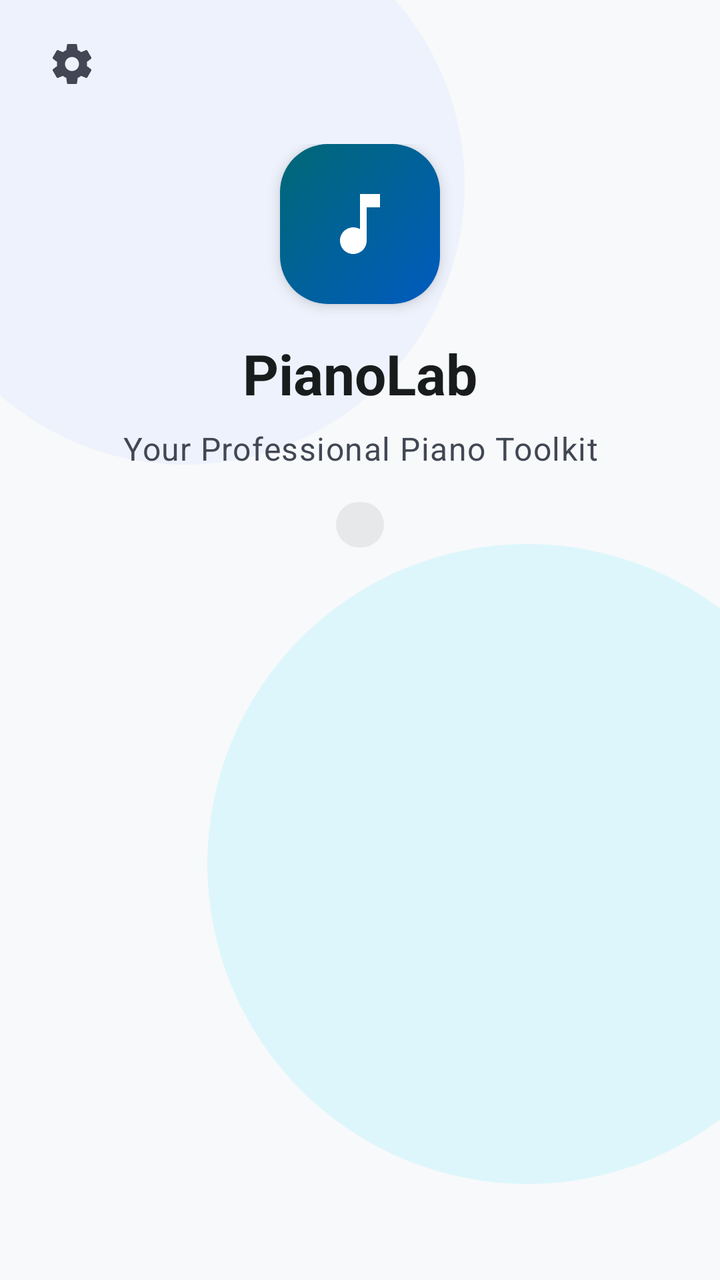
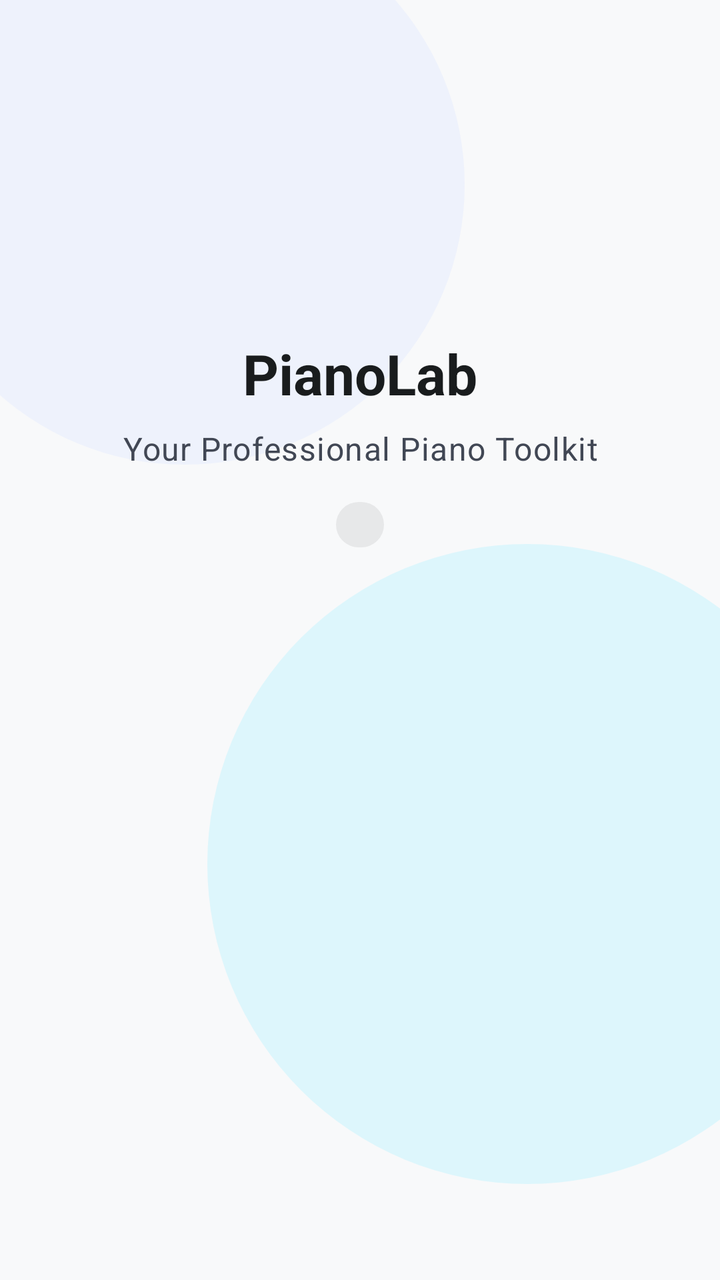

Compare the two renders of this Android layout. The source of the first and the diff that turns it into the second are given below.
<!-- AndroidManifest.xml: application theme Theme.PianoLab -->
<!-- res/layout/activity_home.xml -->
<?xml version="1.0" encoding="utf-8"?>
<layout xmlns:android="http://schemas.android.com/apk/res/android"
    xmlns:app="http://schemas.android.com/apk/res-auto">

    <FrameLayout
        android:layout_width="match_parent"
        android:layout_height="match_parent"
        android:background="?attr/colorSurface">

        <View
            android:layout_width="280dp"
            android:layout_height="280dp"
            android:layout_gravity="top|start"
            android:layout_marginStart="-48dp"
            android:layout_marginTop="-48dp"
            android:background="@drawable/bg_home_ambient_blob_primary" />

        <View
            android:layout_width="320dp"
            android:layout_height="320dp"
            android:layout_gravity="bottom|end"
            android:layout_marginEnd="-64dp"
            android:layout_marginBottom="48dp"
            android:background="@drawable/bg_home_ambient_blob_tertiary" />

        <LinearLayout
            android:id="@+id/content_root"
            android:layout_width="match_parent"
            android:layout_height="match_parent"
            android:orientation="vertical">

            <com.google.android.material.appbar.MaterialToolbar
                android:id="@+id/toolbar"
                android:layout_width="match_parent"
                android:layout_height="?attr/actionBarSize"
                android:background="@android:color/transparent"
                app:contentInsetStart="0dp"
                app:contentInsetStartWithNavigation="0dp"
                app:elevation="0dp">

                <ImageButton
                    android:id="@+id/btn_settings"
                    android:layout_width="40dp"
                    android:layout_height="40dp"
                    android:layout_gravity="start|center_vertical"
                    android:layout_marginStart="@dimen/spacing_margin_mobile"
                    android:background="?attr/selectableItemBackgroundBorderless"
                    android:contentDescription="@string/home_settings"
                    android:padding="8dp"
                    android:src="@drawable/ic_settings"
                    app:tint="?attr/colorOnSurfaceVariant" />
            </com.google.android.material.appbar.MaterialToolbar>

            <androidx.core.widget.NestedScrollView
                android:layout_width="match_parent"
                android:layout_height="match_parent"
                android:clipToPadding="false"
                android:fillViewport="true"
                android:overScrollMode="never">

                <LinearLayout
                    android:layout_width="match_parent"
                    android:layout_height="wrap_content"
                    android:orientation="vertical"
                    android:paddingHorizontal="@dimen/spacing_margin_mobile"
                    android:paddingBottom="@dimen/spacing_margin_mobile">

                    <LinearLayout
                        android:layout_width="match_parent"
                        android:layout_height="wrap_content"
                        android:gravity="center_horizontal"
                        android:orientation="vertical"
                        android:paddingTop="8dp"
                        android:paddingBottom="24dp">

                        <FrameLayout
                            android:layout_width="80dp"
                            android:layout_height="80dp"
                            android:background="@drawable/bg_home_app_logo"
                            android:elevation="4dp">

                            <ImageView
                                android:layout_width="40dp"
                                android:layout_height="40dp"
                                android:layout_gravity="center"
                                android:contentDescription="@string/home_app_logo"
                                android:src="@drawable/ic_music_note" />
                        </FrameLayout>

                        <TextView
                            android:id="@+id/tv_app_title"
                            android:layout_width="wrap_content"
                            android:layout_height="wrap_content"
                            android:layout_marginTop="16dp"
                            android:text="@string/app_name"
                            android:textAppearance="@style/TextAppearance.PianoLab.HeadlineLarge"
                            android:textColor="?attr/colorOnSurface"
                            android:textStyle="bold" />

                        <TextView
                            android:id="@+id/tv_app_subtitle"
                            android:layout_width="wrap_content"
                            android:layout_height="wrap_content"
                            android:layout_marginTop="8dp"
                            android:gravity="center"
                            android:maxWidth="280dp"
                            android:text="@string/home_subtitle"
                            android:textAppearance="@style/TextAppearance.PianoLab.BodyLarge"
                            android:textColor="?attr/colorOnSurfaceVariant" />

                        <TextView
                            android:id="@+id/tv_version_badge"
                            android:layout_width="wrap_content"
                            android:layout_height="wrap_content"
                            android:layout_marginTop="16dp"
                            android:background="@drawable/bg_home_version_chip"
                            android:paddingHorizontal="12dp"
                            android:paddingVertical="4dp"
                            android:textAppearance="@style/TextAppearance.PianoLab.LabelSmall"
                            android:textColor="?attr/colorOnSurfaceVariant" />
                    </LinearLayout>

                    <androidx.recyclerview.widget.RecyclerView
                        android:id="@+id/rv_features"
                        android:layout_width="match_parent"
                        android:layout_height="wrap_content"
                        android:nestedScrollingEnabled="false"
                        android:overScrollMode="never" />
                </LinearLayout>
            </androidx.core.widget.NestedScrollView>
        </LinearLayout>
    </FrameLayout>
</layout>
<!-- resources referenced by this layout -->
<resources>
  <dimen name="spacing_margin_mobile">16dp</dimen>
  <!-- drawable bg_home_app_logo (drawable) -->
  <?xml version="1.0" encoding="utf-8"?>
  <shape xmlns:android="http://schemas.android.com/apk/res/android"
      android:shape="rectangle">
      <gradient
          android:angle="135"
          android:endColor="@color/md_theme_light_tertiary"
          android:startColor="@color/md_theme_light_primary" />
      <corners android:radius="24dp" />
  </shape>
  <!-- drawable ic_music_note (drawable) -->
  <vector xmlns:android="http://schemas.android.com/apk/res/android"
      android:width="24dp"
      android:height="24dp"
      android:viewportWidth="24"
      android:viewportHeight="24">
      <path
          android:fillColor="#FFFFFFFF"
          android:pathData="M12,3v10.55c-0.59,-0.34 -1.27,-0.55 -2,-0.55 -2.21,0 -4,1.79 -4,4s1.79,4 4,4 4,-1.79 4,-4V7h4V3h-6z" />
  </vector>
  <!-- drawable ic_settings (drawable) -->
  <vector xmlns:android="http://schemas.android.com/apk/res/android"
      android:width="24dp"
      android:height="24dp"
      android:viewportWidth="24"
      android:viewportHeight="24">
      <path
          android:fillColor="#FF191C1D"
          android:pathData="M19.43,12.98c0.04,-0.32 0.07,-0.64 0.07,-0.98c0,-0.34 -0.03,-0.66 -0.07,-0.98l2.11,-1.65c0.19,-0.15 0.24,-0.42 0.12,-0.64l-2,-3.46c-0.12,-0.22 -0.39,-0.3 -0.61,-0.22l-2.49,1c-0.52,-0.4 -1.08,-0.73 -1.69,-0.98l-0.38,-2.65C14.46,2.18 14.25,2 14,2h-4c-0.25,0 -0.46,0.18 -0.49,0.42l-0.38,2.65c-0.61,0.25 -1.17,0.59 -1.69,0.98l-2.49,-1c-0.23,-0.09 -0.49,0 -0.61,0.22l-2,3.46c-0.13,0.22 -0.07,0.49 0.12,0.64l2.11,1.65c-0.04,0.32 -0.07,0.65 -0.07,0.98c0,0.33 0.03,0.66 0.07,0.98l-2.11,1.65c-0.19,0.15 -0.24,0.42 -0.12,0.64l2,3.46c0.12,0.22 0.39,0.3 0.61,0.22l2.49,-1c0.52,0.4 1.08,0.73 1.69,0.98l0.38,2.65c0.03,0.24 0.24,0.42 0.49,0.42h4c0.25,0 0.46,-0.18 0.49,-0.42l0.38,-2.65c0.61,-0.25 1.17,-0.59 1.69,-0.98l2.49,1c0.23,0.09 0.49,0 0.61,-0.22l2,-3.46c0.12,-0.22 0.07,-0.49 -0.12,-0.64l-2.11,-1.65zM12,15.5c-1.93,0 -3.5,-1.57 -3.5,-3.5s1.57,-3.5 3.5,-3.5 3.5,1.57 3.5,3.5 -1.57,3.5 -3.5,3.5z" />
  </vector>
  <string name="app_name">PianoLab</string>
  <string name="home_app_logo">PianoLab 标志</string>
  <string name="home_settings">设置</string>
  <color name="md_theme_light_tertiary">#006875</color>
  <color name="md_theme_light_primary">#005bbf</color>
  <color name="md_theme_light_onPrimary">#ffffff</color>
  <color name="md_theme_light_primaryContainer">#1a73e8</color>
  <color name="md_theme_light_primaryFixed">#d8e2ff</color>
  <color name="md_theme_light_primaryFixedDim">#adc7ff</color>
  <color name="md_theme_light_onPrimaryFixed">#001a41</color>
  <color name="md_theme_light_secondary">#5b5f64</color>
  <color name="md_theme_light_onSecondary">#ffffff</color>
  <color name="md_theme_light_onTertiary">#ffffff</color>
  <color name="md_theme_light_error">#ba1a1a</color>
  <color name="md_theme_light_onError">#ffffff</color>
  <color name="md_theme_light_errorContainer">#ffdad6</color>
  <color name="md_theme_light_onErrorContainer">#93000a</color>
  <color name="md_theme_light_surface">#f8f9fa</color>
  <color name="md_theme_light_onSurface">#191c1d</color>
  <color name="md_theme_light_surfaceVariant">#e1e3e4</color>
  <color name="md_theme_light_onSurfaceVariant">#414754</color>
  <color name="md_theme_light_surfaceDim">#d9dadb</color>
  <color name="md_theme_light_surfaceBright">#f8f9fa</color>
  <color name="md_theme_light_surfaceContainer">#edeeef</color>
  <color name="md_theme_light_outline">#727785</color>
  <color name="md_theme_light_outlineVariant">#c1c6d6</color>
  <color name="md_theme_light_background">#f8f9fa</color>
  <color name="md_theme_light_onBackground">#191c1d</color>
  <color name="md_theme_light_inverseSurface">#2e3132</color>
  <color name="md_theme_light_inverseOnSurface">#f0f1f2</color>
  <color name="md_theme_light_inversePrimary">#adc7ff</color>
  <dimen name="card_corner_radius">24dp</dimen>
  <dimen name="button_corner_radius">999dp</dimen>
  <!-- unchanged entries left out for length: 28 -->
</resources>

<!-- the commit's change to res/layout/activity_home.xml (unified diff, before → after) -->
@@ -36,20 +36,7 @@
                 android:background="@android:color/transparent"
                 app:contentInsetStart="0dp"
                 app:contentInsetStartWithNavigation="0dp"
-                app:elevation="0dp">
-
-                <ImageButton
-                    android:id="@+id/btn_settings"
-                    android:layout_width="40dp"
-                    android:layout_height="40dp"
-                    android:layout_gravity="start|center_vertical"
-                    android:layout_marginStart="@dimen/spacing_margin_mobile"
-                    android:background="?attr/selectableItemBackgroundBorderless"
-                    android:contentDescription="@string/home_settings"
-                    android:padding="8dp"
-                    android:src="@drawable/ic_settings"
-                    app:tint="?attr/colorOnSurfaceVariant" />
-            </com.google.android.material.appbar.MaterialToolbar>
+                app:elevation="0dp" />
 
             <androidx.core.widget.NestedScrollView
                 android:layout_width="match_parent"
@@ -73,19 +60,12 @@
                         android:paddingTop="8dp"
                         android:paddingBottom="24dp">
 
-                        <FrameLayout
+                        <ImageView
                             android:layout_width="80dp"
                             android:layout_height="80dp"
-                            android:background="@drawable/bg_home_app_logo"
-                            android:elevation="4dp">
-
-                            <ImageView
-                                android:layout_width="40dp"
-                                android:layout_height="40dp"
-                                android:layout_gravity="center"
-                                android:contentDescription="@string/home_app_logo"
-                                android:src="@drawable/ic_music_note" />
-                        </FrameLayout>
+                            android:contentDescription="@string/home_app_logo"
+                            android:elevation="4dp"
+                            android:src="@mipmap/ic_launcher" />
 
                         <TextView
                             android:id="@+id/tv_app_title"
<!-- resource entries referenced after the edit -->
@@ -1,39 +1,15 @@
 <!-- resources referenced by this layout -->
 <resources>
   <dimen name="spacing_margin_mobile">16dp</dimen>
-  <!-- drawable bg_home_app_logo (drawable) -->
+  <!-- mipmap ic_launcher (mipmap-anydpi-v26) -->
   <?xml version="1.0" encoding="utf-8"?>
-  <shape xmlns:android="http://schemas.android.com/apk/res/android"
-      android:shape="rectangle">
-      <gradient
-          android:angle="135"
-          android:endColor="@color/md_theme_light_tertiary"
-          android:startColor="@color/md_theme_light_primary" />
-      <corners android:radius="24dp" />
-  </shape>
-  <!-- drawable ic_music_note (drawable) -->
-  <vector xmlns:android="http://schemas.android.com/apk/res/android"
-      android:width="24dp"
-      android:height="24dp"
-      android:viewportWidth="24"
-      android:viewportHeight="24">
-      <path
-          android:fillColor="#FFFFFFFF"
-          android:pathData="M12,3v10.55c-0.59,-0.34 -1.27,-0.55 -2,-0.55 -2.21,0 -4,1.79 -4,4s1.79,4 4,4 4,-1.79 4,-4V7h4V3h-6z" />
-  </vector>
-  <!-- drawable ic_settings (drawable) -->
-  <vector xmlns:android="http://schemas.android.com/apk/res/android"
-      android:width="24dp"
-      android:height="24dp"
-      android:viewportWidth="24"
-      android:viewportHeight="24">
-      <path
-          android:fillColor="#FF191C1D"
-          android:pathData="M19.43,12.98c0.04,-0.32 0.07,-0.64 0.07,-0.98c0,-0.34 -0.03,-0.66 -0.07,-0.98l2.11,-1.65c0.19,-0.15 0.24,-0.42 0.12,-0.64l-2,-3.46c-0.12,-0.22 -0.39,-0.3 -0.61,-0.22l-2.49,1c-0.52,-0.4 -1.08,-0.73 -1.69,-0.98l-0.38,-2.65C14.46,2.18 14.25,2 14,2h-4c-0.25,0 -0.46,0.18 -0.49,0.42l-0.38,2.65c-0.61,0.25 -1.17,0.59 -1.69,0.98l-2.49,-1c-0.23,-0.09 -0.49,0 -0.61,0.22l-2,3.46c-0.13,0.22 -0.07,0.49 0.12,0.64l2.11,1.65c-0.04,0.32 -0.07,0.65 -0.07,0.98c0,0.33 0.03,0.66 0.07,0.98l-2.11,1.65c-0.19,0.15 -0.24,0.42 -0.12,0.64l2,3.46c0.12,0.22 0.39,0.3 0.61,0.22l2.49,-1c0.52,0.4 1.08,0.73 1.69,0.98l0.38,2.65c0.03,0.24 0.24,0.42 0.49,0.42h4c0.25,0 0.46,-0.18 0.49,-0.42l0.38,-2.65c0.61,-0.25 1.17,-0.59 1.69,-0.98l2.49,1c0.23,0.09 0.49,0 0.61,-0.22l2,-3.46c0.12,-0.22 0.07,-0.49 -0.12,-0.64l-2.11,-1.65zM12,15.5c-1.93,0 -3.5,-1.57 -3.5,-3.5s1.57,-3.5 3.5,-3.5 3.5,1.57 3.5,3.5 -1.57,3.5 -3.5,3.5z" />
-  </vector>
+  <adaptive-icon xmlns:android="http://schemas.android.com/apk/res/android">
+      <background android:drawable="@color/ic_launcher_background"/>
+      <foreground android:drawable="@mipmap/ic_launcher_foreground"/>
+  </adaptive-icon>
   <string name="app_name">PianoLab</string>
   <string name="home_app_logo">PianoLab 标志</string>
-  <string name="home_settings">设置</string>
+  <color name="ic_launcher_background">#FFFFFF</color>
   <color name="md_theme_light_tertiary">#006875</color>
   <color name="md_theme_light_primary">#005bbf</color>
   <color name="md_theme_light_onPrimary">#ffffff</color>
